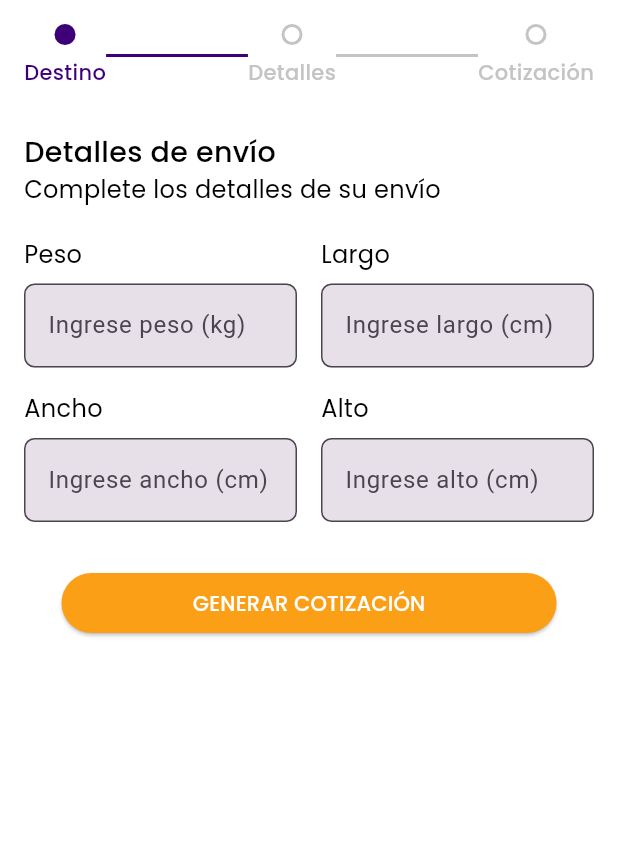
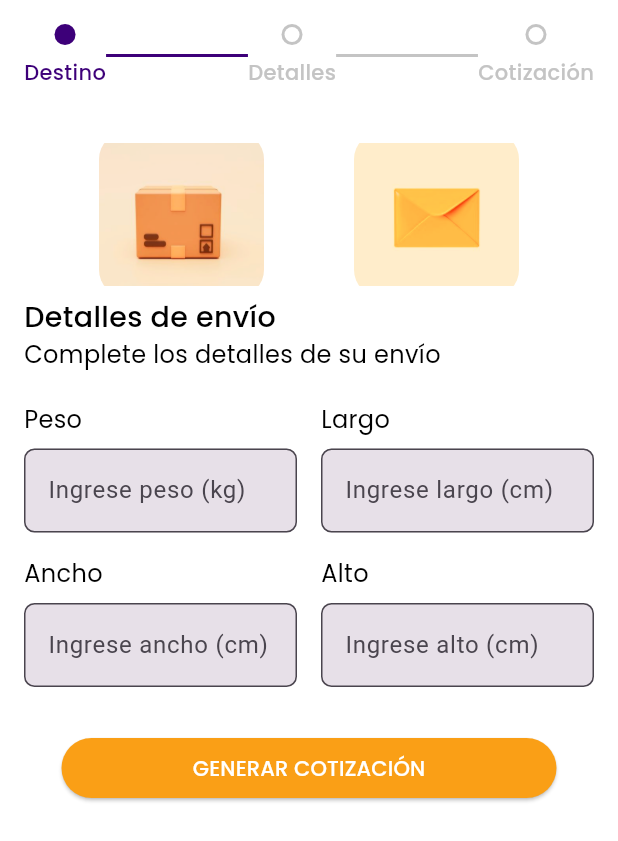
Before and after one commit to S1MAA/PIP_APP, a Flutter app: the FormularioDetalles screen opened directly, on a phone screen of 412 x 824 dp. Shown: the top 841 px of the screen. Run offline on Flutter 3.47's test engine with Material 3 defaults, Android fonts, the phone set to English and light mode, and no system bars; our stand-ins replace cloud_firestore, firebase_core, flex_color_scheme; accounts and stored records are empty.

Commit message:
CERTAMEN DOS

```diff
--- a/pip_app/lib/components/formulariodetalles.dart
+++ b/pip_app/lib/components/formulariodetalles.dart
@@ -1,6 +1,8 @@
 import 'package:flutter/material.dart';
 import 'package:cloud_firestore/cloud_firestore.dart';
 import 'package:pip_app/screens/home.dart';
+import 'package:flutter/foundation.dart';
+
 
 class FormularioDetalles extends StatefulWidget {
   final String origen; // Recibe el origen de la primera pantalla
@@ -179,8 +181,67 @@ class _FormularioDetallesState extends State<FormularioDetalles> {
               ],
             ),
 
+
+
             // Encabezado
             const SizedBox(height: 30),
+
+            Row(
+              mainAxisAlignment: MainAxisAlignment.center,
+              children: [
+                Column(
+                  children: [
+                    GestureDetector(
+                      onTap: () {
+                        // Acción para el botón de paquete
+                        if (kDebugMode) {
+                          print('Paquete seleccionado');
+                        }
+                      },
+                      child: Column(
+                        children: [
+                          ClipRRect(
+                            borderRadius: BorderRadius.circular(
+                                18), // Esquinas redondeadas
+                            child: Image.asset(
+                              'lib/assets/images/paquete.png', // Ruta de tu imagen de paquete
+                              height: 110,
+                              width: 110,
+                            ),
+                          ),
+                        ],
+                      ),
+                    ),
+                  ],
+                ),
+                const SizedBox(width: 60),
+                Column(
+                  children: [
+                    GestureDetector(
+                      onTap: () {
+                        // Acción para el botón de documento
+                        print('Documento seleccionado');
+                      },
+                      child: Column(
+                        children: [
+                          ClipRRect(
+                            borderRadius: BorderRadius.circular(
+                                18), // Esquinas redondeadas
+                            child: Image.asset(
+                              'lib/assets/images/doc.png', // Ruta de tu imagen de documento
+                              height: 110,
+                              width: 110,
+                            ),
+                          ),
+                        ],
+                      ),
+                    ),
+                  ],
+                ),
+              ],
+            ),
+
+
             const Text(
               'Detalles de envío',
               style: TextStyle(fontSize: 19, fontFamily: 'Poppins-Medium'),
--- a/pip_app/pubspec.yaml
+++ b/pip_app/pubspec.yaml
@@ -29,7 +29,8 @@ flutter:
   assets:
     - lib/assets/images/logo_pip.png
     - lib/assets/images/frogicon.jpg
-
+    - lib/assets/images/paquete.png
+    - lib/assets/images/doc.png
 
   fonts:
     - family: Poppins-Bold # Nombre de la fuente
```
Also changed, not shown: pip_app/lib/assets/images/doc.png (added), pip_app/lib/assets/images/paquete.png (added).
